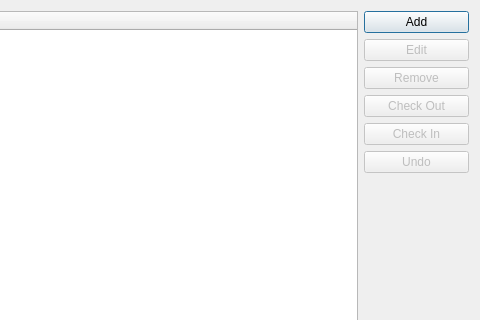
Before: the Qt Designer form u7/DialogAFBLEditor.ui in whiteman-kr/u7set, drawn with Qt 5; both pictures show x 85 to 565 and y 0 to 320 of the 565 by 490 pixel window.
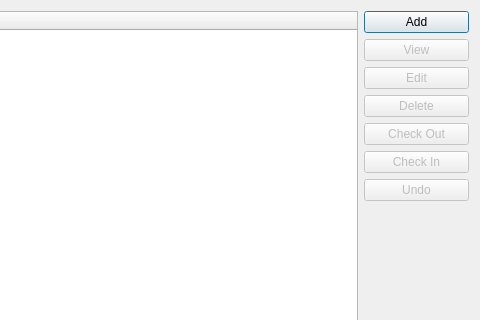
After: the same form once the commit is applied.

Commit message: u7: Added "Delete" command, can view non-checked-out files read-only, dialog sizes are stored in Settings.

```diff
--- a/u7/DialogAFBLEditor.ui
+++ b/u7/DialogAFBLEditor.ui
@@ -37,6 +37,16 @@
          </property>
         </widget>
        </item>
+       <item>
+        <widget class="QPushButton" name="m_view">
+         <property name="enabled">
+          <bool>false</bool>
+         </property>
+         <property name="text">
+          <string>View</string>
+         </property>
+        </widget>
+       </item>
        <item>
         <widget class="QPushButton" name="m_edit">
          <property name="enabled">
@@ -53,7 +63,7 @@
           <bool>false</bool>
          </property>
          <property name="text">
-          <string>Remove</string>
+          <string>Delete</string>
          </property>
         </widget>
        </item>
```
Left out of the diff: 11 changed lines with no effect on the pictures. The commit also changes 7 other files.
